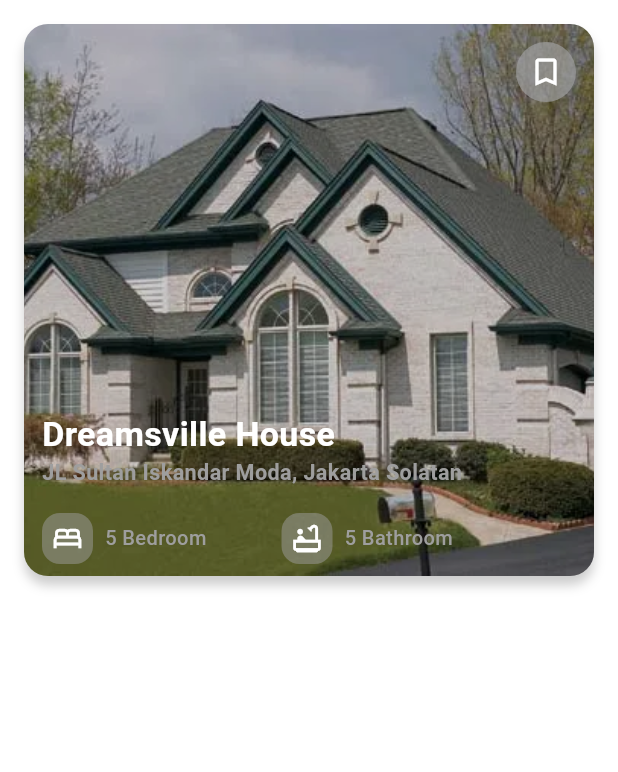
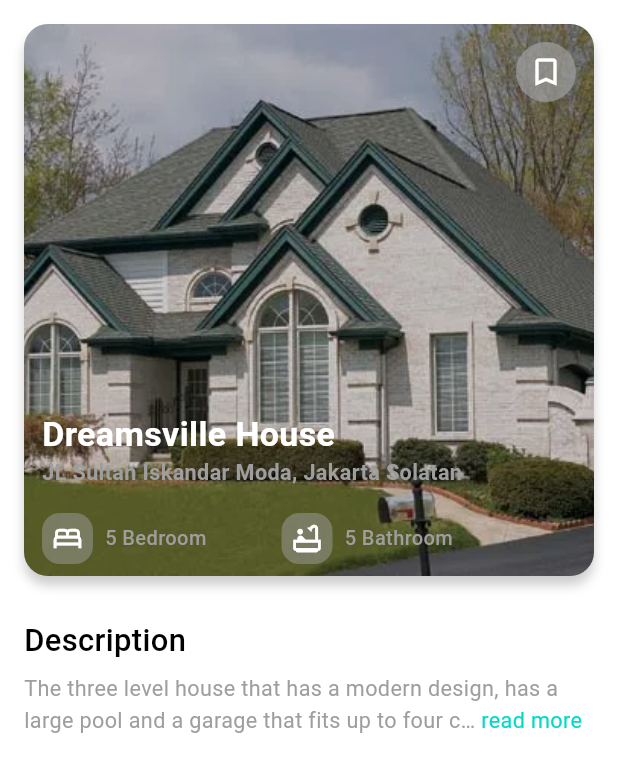
Before and after one commit to abdullah-nah/PropScan, a Flutter app: the PropertyDetailsScreen screen opened by its route, on a phone screen of 412 x 824 dp. Shown: the top 772 px of the screen. Run offline on Flutter 3.47's test engine with Material 3 defaults, Android fonts, the phone set to English and light mode, and no system bars; drawn by our look-alikes of readmore; our stand-ins replace flutter_bloc, go_router.

Commit message:
implement description section in property details screen

```diff
--- a/lib/features/properties/presentation/screens/home_screen.dart
+++ b/lib/features/properties/presentation/screens/home_screen.dart
@@ -13,8 +13,8 @@ class HomeScreen extends StatelessWidget {
     return Scaffold(
       key: BlocProvider.of<HomeCubit>(context).scaffoldKey,
       appBar: const HomeScreenAppBar(),
+      drawer: const CustomDrawer(),
       body: const SingleChildScrollView(child: HomeScreenBody()),
-      drawer: const CustomDrawer(),
     );
   }
 }
--- /dev/null
+++ b/lib/features/properties/presentation/widgets/property_description_section.dart
@@ -0,0 +1,56 @@
+import 'package:flutter/material.dart';
+import 'package:prop_scan/core/common/widgets/responsive_text.dart';
+import 'package:prop_scan/core/common/widgets/spaces.dart';
+import 'package:prop_scan/core/style/app_palette.dart';
+import 'package:readmore/readmore.dart';
+
+class PropertyDescriptionSection extends StatefulWidget {
+  const PropertyDescriptionSection({super.key});
+
+  @override
+  State<PropertyDescriptionSection> createState() =>
+      _PropertyDescriptionSectionState();
+}
+
+class _PropertyDescriptionSectionState
+    extends State<PropertyDescriptionSection> {
+  final _isCollapsed = ValueNotifier<bool>(true);
+
+  @override
+  void dispose() {
+    _isCollapsed.dispose();
+    super.dispose();
+  }
+
+  @override
+  Widget build(BuildContext context) {
+    return Column(
+      crossAxisAlignment: CrossAxisAlignment.start,
+      children: [
+        const ResponsiveText(
+          'Description',
+          style: TextStyle(fontSize: 20, fontWeight: FontWeight.w500),
+        ),
+        const VerticalSpace(8),
+        GestureDetector(
+          onTap: () {
+            setState(() {
+              _isCollapsed.value = !_isCollapsed.value;
+            });
+          },
+          child: ReadMoreText(
+            "The three level house that has a modern design, has a large pool and a garage that fits up to four cars The three level house that has a modern design, has a large pool and a garage that fits up to four cars The three level house that has a modern design, has a large pool and a garage that fits up to four cars The three level house that has a modern design, has a large pool and a garage that fits up to four cars",
+            style: TextStyle(
+              color: AppPalette.grey,
+              fontSize: ResponsiveText.getResponsiveFontSize(14),
+            ),
+            trimMode: TrimMode.Line,
+            trimLines: 2,
+            trimExpandedText: '',
+            isCollapsed: _isCollapsed,
+          ),
+        ),
+      ],
+    );
+  }
+}
--- a/lib/features/properties/presentation/widgets/property_details_screen_body.dart
+++ b/lib/features/properties/presentation/widgets/property_details_screen_body.dart
@@ -1,5 +1,6 @@
 import 'package:flutter/material.dart';
 import 'package:prop_scan/core/common/widgets/spaces.dart';
+import 'package:prop_scan/features/properties/presentation/widgets/property_description_section.dart';
 import 'package:prop_scan/features/properties/presentation/widgets/property_image_with_details.dart';
 
 class PropertyDetailsScreenBody extends StatelessWidget {
@@ -11,7 +12,12 @@ class PropertyDetailsScreenBody extends StatelessWidget {
       padding: EdgeInsets.symmetric(horizontal: 16),
       child: Column(
         crossAxisAlignment: CrossAxisAlignment.start,
-        children: [VerticalSpace(16), PropertyImageWithDetails()],
+        children: [
+          VerticalSpace(16),
+          PropertyImageWithDetails(),
+          VerticalSpace(16),
+          PropertyDescriptionSection(),
+        ],
       ),
     );
   }
--- a/pubspec.yaml
+++ b/pubspec.yaml
@@ -33,6 +33,7 @@ dependencies:
     sdk: flutter
   flutter_bloc: ^9.1.1
   go_router: ^15.1.2
+  readmore: ^3.0.0
 
 dev_dependencies:
   flutter_lints: ^5.0.0
```
Also changed, not shown: pubspec.lock.
